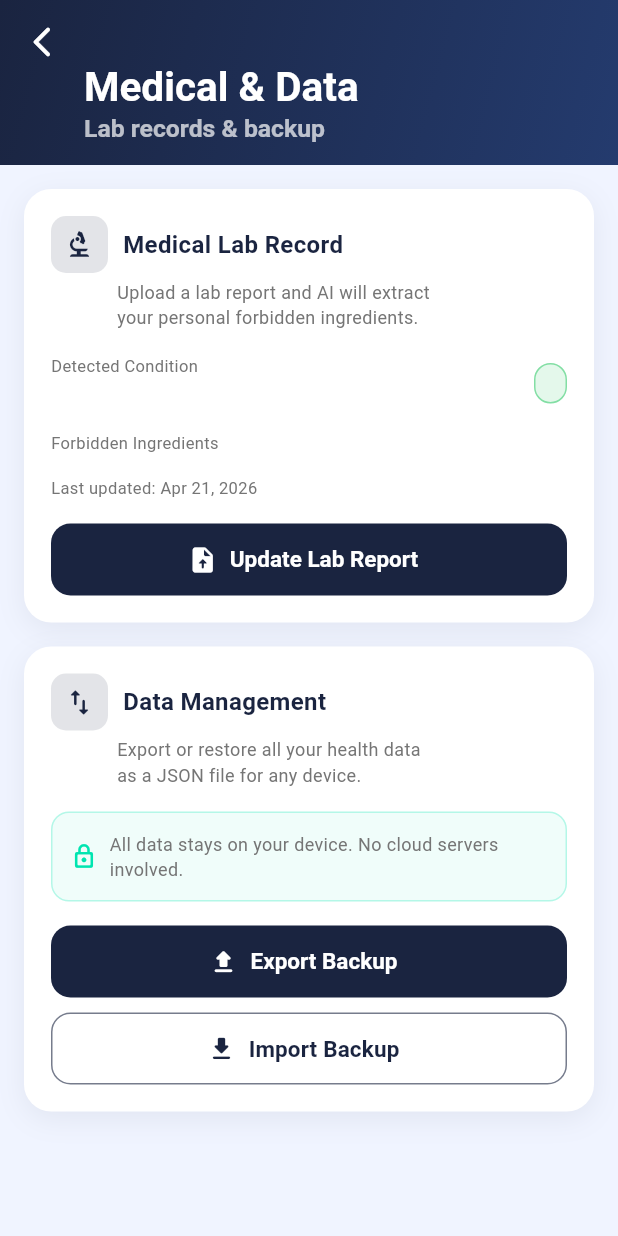
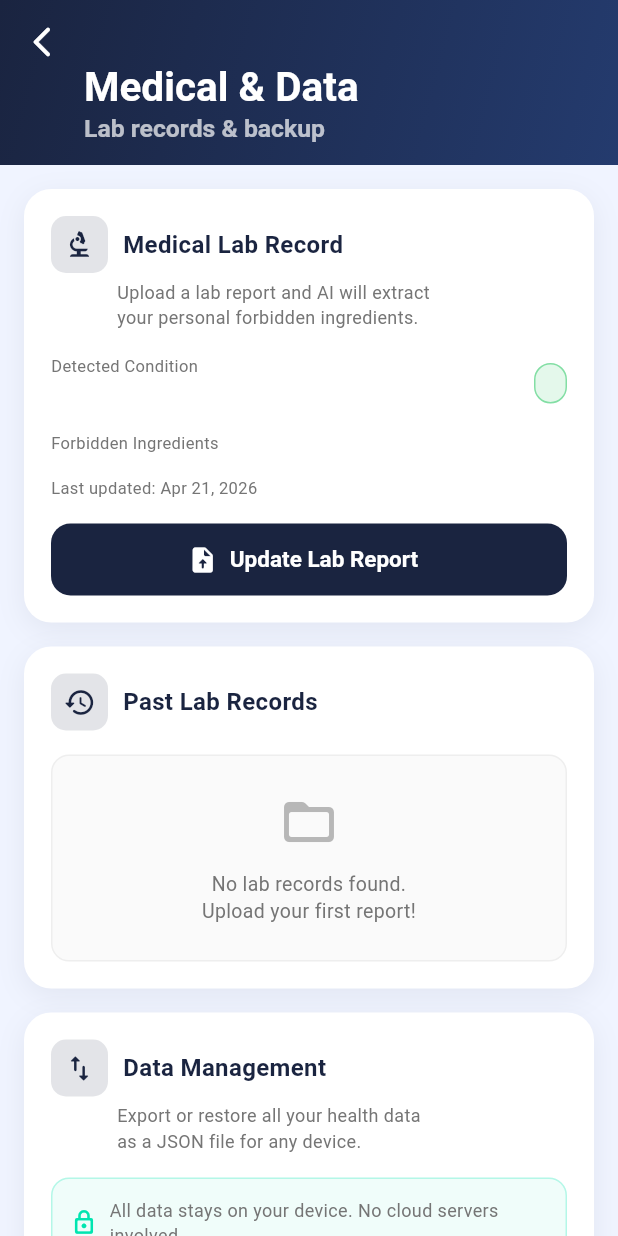
Before and after one commit to MohamedYounes20/ai_doctor_eyes, a Flutter app: the MedicalRecordScreen screen opened directly, after a tap on "Update Lab Report", on a phone screen of 412 x 824 dp. Run offline on Flutter 3.47's test engine with Material 3 defaults, Android fonts, the phone set to English and light mode, and no system bars; our stand-ins replace camera, connectivity_plus, file_picker, flutter_dotenv, flutter_tts, image_picker and 4 more; missing offline and left inert: google_mlkit_text_recognition; accounts and stored records are empty.

Commit message:
ADD lab records history, update architecture docs, and upgrade DB to v6

```diff
--- /dev/null
+++ b/lib/models/lab_record.dart
@@ -0,0 +1,42 @@
+import 'dart:convert';
+
+class LabRecord {
+  final int? id;
+  final DateTime dateTime;
+  final String conditionTitle;
+  final List<String> forbiddenIngredients;
+
+  const LabRecord({
+    this.id,
+    required this.dateTime,
+    required this.conditionTitle,
+    required this.forbiddenIngredients,
+  });
+
+  factory LabRecord.fromMap(Map<String, dynamic> map) {
+    return LabRecord(
+      id: map['id'] as int?,
+      dateTime: DateTime.fromMillisecondsSinceEpoch(map['date_time'] as int),
+      conditionTitle: map['condition_title'] as String,
+      forbiddenIngredients: _decodeKeywords(map['forbidden_ingredients'] as String?),
+    );
+  }
+
+  Map<String, dynamic> toMap() {
+    return {
+      if (id != null) 'id': id,
+      'date_time': dateTime.millisecondsSinceEpoch,
+      'condition_title': conditionTitle,
+      'forbidden_ingredients': jsonEncode(forbiddenIngredients),
+    };
+  }
+
+  static List<String> _decodeKeywords(String? raw) {
+    if (raw == null || raw.isEmpty) return [];
+    try {
+      final decoded = jsonDecode(raw);
+      if (decoded is List) return decoded.cast<String>();
+    } catch (_) {}
+    return [];
+  }
+}
--- a/lib/screens/medical_record_screen.dart
+++ b/lib/screens/medical_record_screen.dart
@@ -3,6 +3,7 @@ import 'package:flutter/material.dart';
 import 'package:image_picker/image_picker.dart';
 import '../app_theme.dart';
 import '../models/medical_profile.dart';
+import '../models/lab_record.dart';
 import '../services/backup_service.dart';
 import '../services/database_helper.dart';
 import '../services/medical_analysis_service.dart';
@@ -25,6 +26,7 @@ class _MedicalRecordScreenState extends State<MedicalRecordScreen> {
   final BackupService _backupService = BackupService();
 
   MedicalProfile? _profile;
+  List<LabRecord> _labRecords = [];
   bool _loadingProfile = true;
   bool _analyzingReport = false;
   bool _exportingBackup = false;
@@ -40,9 +42,11 @@ class _MedicalRecordScreenState extends State<MedicalRecordScreen> {
 
   Future<void> _loadProfile() async {
     final profile = await DatabaseHelper.instance.getMedicalProfile();
+    final records = await DatabaseHelper.instance.getLabRecords();
     if (mounted) {
       setState(() {
         _profile = profile;
+        _labRecords = records;
         _loadingProfile = false;
       });
     }
@@ -60,10 +64,9 @@ class _MedicalRecordScreenState extends State<MedicalRecordScreen> {
 
     setState(() => _analyzingReport = true);
     try {
-      final profile =
-          await _analysisService.analyzeMedicalReport(File(picked.path));
+      await _analysisService.analyzeMedicalReport(File(picked.path));
+      await _loadProfile();
       if (mounted) {
-        setState(() => _profile = profile);
         _showSnackBar(
           '✅ Medical profile extracted and saved!',
           AppTheme.safeColor,
@@ -152,6 +155,8 @@ class _MedicalRecordScreenState extends State<MedicalRecordScreen> {
             sliver: SliverList(
               delegate: SliverChildListDelegate([
                 _buildMedicalRecordCard(isDark),
+                const SizedBox(height: 16),
+                _buildLabRecordsCard(isDark),
                 const SizedBox(height: 16),
                 _buildDataManagementCard(isDark),
                 const SizedBox(height: 24),
@@ -408,6 +413,159 @@ class _MedicalRecordScreenState extends State<MedicalRecordScreen> {
     );
   }
 
+  // ── Past Lab Records Card ───────────────────────────────────────────────────
+
+  Widget _buildLabRecordsCard(bool isDark) {
+    final textColor = isDark ? Colors.white : AppTheme.navyColor;
+    final subColor =
+        isDark ? Colors.white.withOpacity(0.6) : Colors.grey.shade600;
+    final accent = isDark ? AppTheme.neonMint : AppTheme.navyColor;
+
+    return _Card(
+      child: Column(
+        crossAxisAlignment: CrossAxisAlignment.start,
+        children: [
+          Row(children: [
+            Container(
+              padding: const EdgeInsets.all(8),
+              decoration: BoxDecoration(
+                color: accent.withOpacity(0.12),
+                borderRadius: BorderRadius.circular(10),
+              ),
+              child: Icon(Icons.history_rounded, color: accent, size: 22),
+            ),
+            const SizedBox(width: 10),
+            Text(
+              'Past Lab Records',
+              style: TextStyle(
+                  fontSize: 16, fontWeight: FontWeight.bold, color: textColor),
+            ),
+          ]),
+          const SizedBox(height: 16),
+
+          if (_loadingProfile)
+            Center(child: CircularProgressIndicator(color: accent))
+          else if (_labRecords.isEmpty)
+            _buildEmptyLabRecordsState(isDark, subColor)
+          else
+            ListView.separated(
+              shrinkWrap: true,
+              physics: const NeverScrollableScrollPhysics(),
+              itemCount: _labRecords.length,
+              separatorBuilder: (_, __) => const SizedBox(height: 10),
+              itemBuilder: (context, index) {
+                final record = _labRecords[index];
+                return _buildLabRecordItem(record, isDark, textColor, subColor);
+              },
+            ),
+        ],
+      ),
+    );
+  }
+
+  Widget _buildEmptyLabRecordsState(bool isDark, Color subColor) {
+    return Container(
+      width: double.infinity,
+      padding: const EdgeInsets.symmetric(vertical: 24, horizontal: 16),
+      decoration: BoxDecoration(
+        color: isDark ? Colors.white.withOpacity(0.04) : Colors.grey.shade50,
+        borderRadius: BorderRadius.circular(12),
+        border: Border.all(
+            color: isDark ? Colors.white.withOpacity(0.08) : Colors.grey.shade200),
+      ),
+      child: Column(
+        children: [
+          Icon(Icons.folder_open_rounded, size: 40, color: subColor.withOpacity(0.5)),
+          const SizedBox(height: 12),
+          Text(
+            'No lab records found.\nUpload your first report!',
+            textAlign: TextAlign.center,
+            style: TextStyle(fontSize: 13, color: subColor, height: 1.4),
+          ),
+        ],
+      ),
+    );
+  }
+
+  Widget _buildLabRecordItem(LabRecord record, bool isDark, Color textColor, Color subColor) {
+    return Container(
+      decoration: BoxDecoration(
+        color: isDark ? Colors.black26 : Colors.white,
+        borderRadius: BorderRadius.circular(12),
+        border: Border.all(
+          color: isDark ? Colors.white12 : Colors.grey.shade300,
+        ),
+      ),
+      child: Theme(
+        data: Theme.of(context).copyWith(dividerColor: Colors.transparent),
+        child: ExpansionTile(
+          tilePadding: const EdgeInsets.symmetric(horizontal: 16, vertical: 4),
+          title: Text(
+            record.conditionTitle,
+            style: TextStyle(
+              fontSize: 15,
+              fontWeight: FontWeight.bold,
+              color: textColor,
+            ),
+          ),
+          subtitle: Text(
+            _formatDate(record.dateTime),
+            style: TextStyle(fontSize: 12, color: subColor),
+          ),
+          trailing: IconButton(
+            icon: const Icon(Icons.delete_outline, color: AppTheme.dangerColor, size: 20),
+            onPressed: () => _deleteLabRecord(record.id!),
+          ),
+          childrenPadding: const EdgeInsets.only(left: 16, right: 16, bottom: 16),
+          expandedCrossAxisAlignment: CrossAxisAlignment.start,
+          children: [
+            Text('Forbidden Ingredients',
+                style: TextStyle(fontSize: 11, color: subColor)),
+            const SizedBox(height: 8),
+            if (record.forbiddenIngredients.isEmpty)
+              Text('None detected.', style: TextStyle(fontSize: 12, color: textColor))
+            else
+              Wrap(
+                spacing: 6,
+                runSpacing: 6,
+                children: record.forbiddenIngredients
+                    .map((kw) => _KeywordChip(label: kw, isDark: isDark))
+                    .toList(),
+              ),
+          ],
+        ),
+      ),
+    );
+  }
+
+  Future<void> _deleteLabRecord(int id) async {
+    final confirm = await showDialog<bool>(
+      context: context,
+      builder: (ctx) => AlertDialog(
+        title: const Text('Delete Record'),
+        content: const Text('Are you sure you want to delete this lab record?'),
+        actions: [
+          TextButton(
+            onPressed: () => Navigator.of(ctx).pop(false),
+            child: const Text('Cancel'),
+          ),
+          TextButton(
+            onPressed: () => Navigator.of(ctx).pop(true),
+            child: const Text('Delete', style: TextStyle(color: AppTheme.dangerColor)),
+          ),
+        ],
+      ),
+    );
+
+    if (confirm == true) {
+      await DatabaseHelper.instance.deleteLabRecord(id);
+      await _loadProfile();
+      if (mounted) {
+        _showSnackBar('Record deleted.', Colors.grey.shade700);
+      }
+    }
+  }
+
   // ── Data Management Card ────────────────────────────────────────────────────
 
   Widget _buildDataManagementCard(bool isDark) {
--- a/lib/services/database_helper.dart
+++ b/lib/services/database_helper.dart
@@ -1,6 +1,7 @@
 import 'package:sqflite/sqflite.dart';
 import 'package:path/path.dart';
 import '../models/medical_profile.dart';
+import '../models/lab_record.dart';
 
 /// Offline database helper using sqflite.
 ///
@@ -17,7 +18,8 @@ class DatabaseHelper {
   static const String _tableCachedIngredients = 'cached_ingredients';
   static const String _tableProductCache = 'product_analysis_cache';
   static const String _tableMedicalProfile = 'medical_profile';
-  static const int _version = 5;
+  static const String _tableLabRecords = 'lab_records';
+  static const int _version = 6;
 
   Future<Database> get database async {
     if (_database != null) return _database!;
@@ -66,6 +68,7 @@ class DatabaseHelper {
     ''');
 
     await db.execute(_medicalProfileDdl);
+    await db.execute(_labRecordsDdl);
   }
 
   /// DDL for the medical_profile table — single-row upsert semantics.
@@ -76,6 +79,15 @@ class DatabaseHelper {
       forbidden_keywords TEXT NOT NULL,
       severity TEXT NOT NULL,
       last_updated INTEGER NOT NULL
+    )
+  ''';
+
+  static const String _labRecordsDdl = '''
+    CREATE TABLE IF NOT EXISTS $_tableLabRecords (
+      id INTEGER PRIMARY KEY AUTOINCREMENT,
+      date_time INTEGER NOT NULL,
+      condition_title TEXT NOT NULL,
+      forbidden_ingredients TEXT NOT NULL
     )
   ''';
 
@@ -115,6 +127,9 @@ class DatabaseHelper {
     }
     if (oldVersion < 5) {
       await db.execute(_medicalProfileDdl);
+    }
+    if (oldVersion < 6) {
+      await db.execute(_labRecordsDdl);
     }
   }
 
@@ -214,6 +229,24 @@ class DatabaseHelper {
     return MedicalProfile.fromMap(rows.first);
   }
 
+  // ── Lab Records History ─────────────────────────────────────────────────────
+
+  Future<int> insertLabRecord(LabRecord record) async {
+    final db = await database;
+    return db.insert(_tableLabRecords, record.toMap());
+  }
+
+  Future<List<LabRecord>> getLabRecords() async {
+    final db = await database;
+    final rows = await db.query(_tableLabRecords, orderBy: 'date_time DESC');
+    return rows.map((r) => LabRecord.fromMap(r)).toList();
+  }
+
+  Future<int> deleteLabRecord(int id) async {
+    final db = await database;
+    return db.delete(_tableLabRecords, where: 'id = ?', whereArgs: [id]);
+  }
+
   // ── Backup Export ───────────────────────────────────────────────────────────
 
   /// Dumps all user-facing tables to a serialisable map for JSON backup.
@@ -221,6 +254,7 @@ class DatabaseHelper {
     final db = await database;
     final productCache = await db.query(_tableProductCache);
     final medicalProfile = await db.query(_tableMedicalProfile);
+    final labRecords = await db.query(_tableLabRecords);
 
     // product_analysis_cache rows contain a `found_harmful` TEXT column which
     // is already JSON-encoded — safe to pass through as-is.
@@ -229,6 +263,9 @@ class DatabaseHelper {
           .map((r) => Map<String, dynamic>.from(r))
           .toList(),
       'medical_profile': medicalProfile
+          .map((r) => Map<String, dynamic>.from(r))
+          .toList(),
+      'lab_records': labRecords
           .map((r) => Map<String, dynamic>.from(r))
           .toList(),
     };
```
Also changed, not shown: lib/services/medical_analysis_service.dart (+8 -0 lines), 1 other file.
